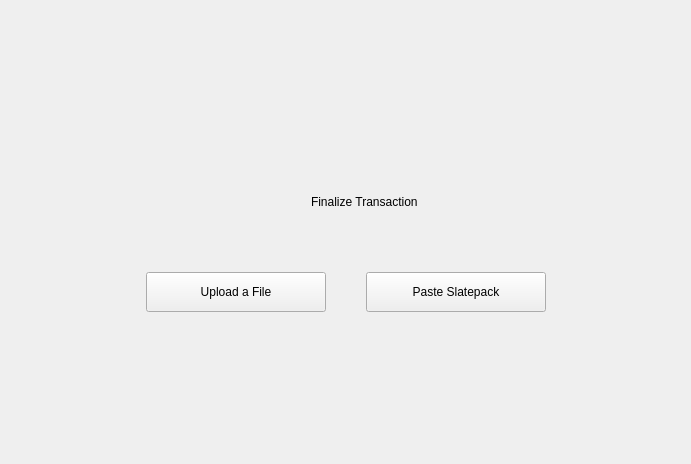
mwcproject/mwc-qt-wallet, file windows_desktop/g_finalize.ui: the form before one commit.
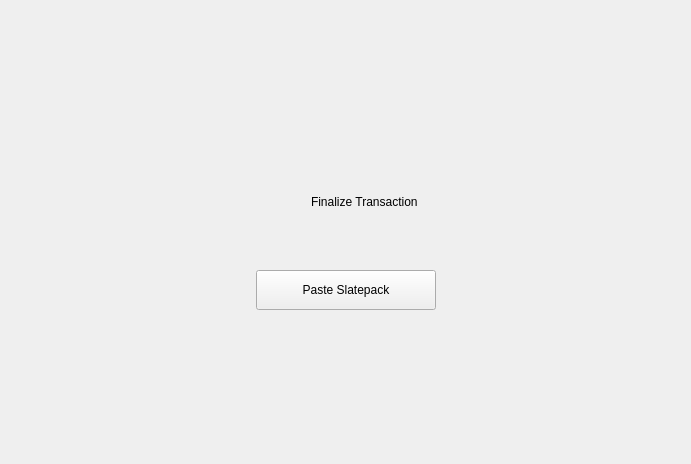
The form after the commit. Icons and pictures are not drawn. Custom widgets are drawn as their Qt base class.

What changed in the file:
```diff
--- a/windows_desktop/g_finalize.ui
+++ b/windows_desktop/g_finalize.ui
@@ -56,40 +56,6 @@
          <height>180</height>
         </size>
        </property>
-       <widget class="control::MwcPushButtonNormal" name="uploadFileBtn">
-        <property name="geometry">
-         <rect>
-          <x>0</x>
-          <y>130</y>
-          <width>180</width>
-          <height>40</height>
-         </rect>
-        </property>
-        <property name="minimumSize">
-         <size>
-          <width>0</width>
-          <height>40</height>
-         </size>
-        </property>
-        <property name="maximumSize">
-         <size>
-          <width>16777215</width>
-          <height>40</height>
-         </size>
-        </property>
-        <property name="cursor">
-         <cursorShape>PointingHandCursor</cursorShape>
-        </property>
-        <property name="focusPolicy">
-         <enum>Qt::StrongFocus</enum>
-        </property>
-        <property name="toolTip">
-         <string>Upload response file to finalize</string>
-        </property>
-        <property name="text">
-         <string>Upload a File</string>
-        </property>
-       </widget>
        <widget class="QLabel" name="label">
         <property name="geometry">
          <rect>
@@ -128,8 +94,8 @@
        <widget class="control::MwcPushButtonNormal" name="pasteSlatepackBtn">
         <property name="geometry">
          <rect>
-          <x>220</x>
-          <y>130</y>
+          <x>110</x>
+          <y>128</y>
           <width>180</width>
           <height>40</height>
          </rect>
@@ -192,16 +158,16 @@
   </layout>
  </widget>
  <customwidgets>
-  <customwidget>
-   <class>control::MwcLabelLarge</class>
-   <extends>QLabel</extends>
-   <header>control_desktop/MwcLabel.h</header>
-  </customwidget>
   <customwidget>
    <class>control::MwcPushButtonNormal</class>
    <extends>QPushButton</extends>
    <header>control_desktop/MwcPushButton.h</header>
   </customwidget>
+  <customwidget>
+   <class>control::MwcLabelLarge</class>
+   <extends>QLabel</extends>
+   <header>control_desktop/MwcLabel.h</header>
+  </customwidget>
  </customwidgets>
  <resources>
   <include location="../resources_desktop.qrc"/>
```
